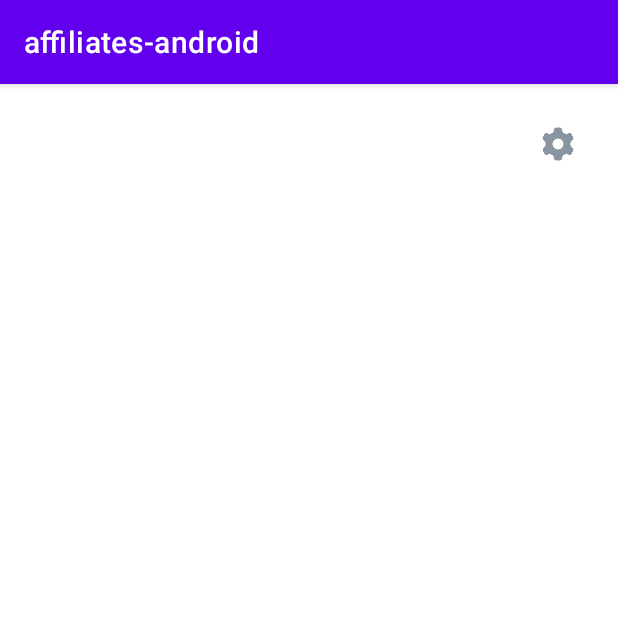
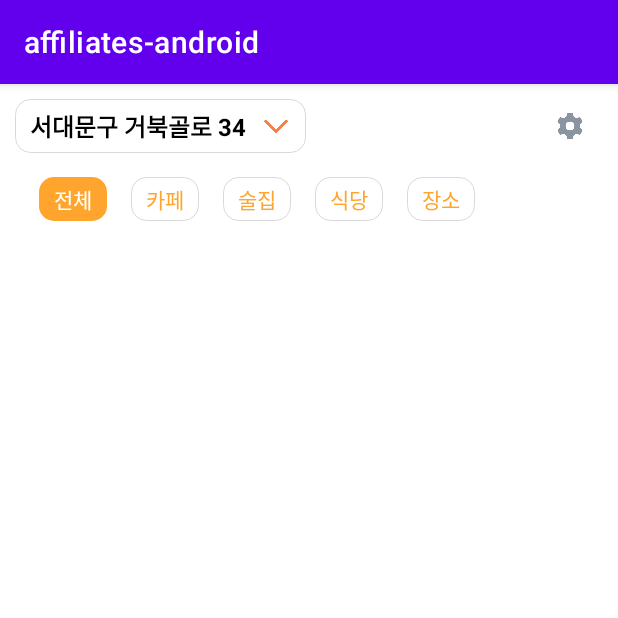
Before and after one commit to MJU-AFFILIATES/affiliates-android, an Android app: the screen it shows after launch (MainActivity), on a phone screen of 412 x 824 dp, the top half of it. Run offline under Robolectric (Android 15) with nearby library versions, the phone set to English and light mode, and no system bars.

Commit message:
[FEAT] Home layout

```diff
--- a/app/src/main/AndroidManifest.xml
+++ b/app/src/main/AndroidManifest.xml
@@ -26,6 +26,9 @@
             </intent-filter>
         </activity>
 
+        <activity android:name=".ui.view.SettingActivity">
+        </activity>
+
         <meta-data android:name="com.kakao.sdk.AppKey"
             android:value="23ee430e9025e21c4431ff7b8ca0248f"/>
 
--- a/app/src/main/java/com/example/affiliates_android/ui/view/HomeFragment.kt
+++ b/app/src/main/java/com/example/affiliates_android/ui/view/HomeFragment.kt
@@ -11,7 +11,7 @@ import android.view.ViewGroup
 import androidx.lifecycle.ViewModelProvider
 import com.example.affiliates_android.data.repository.UserRepositoryImpl
 import com.example.affiliates_android.databinding.ActivityMainBinding
-import com.example.affiliates_android.databinding.FragmentHomeBinding
+//import com.example.affiliates_android.databinding.FragmentHomeBinding
 import com.example.affiliates_android.ui.viewmodel.UserViewModel
 import com.example.affiliates_android.ui.viewmodel.UserViewModelProviderFactory
 import com.google.android.gms.maps.model.LatLng
@@ -27,34 +27,34 @@ import java.util.*
 
 
 class HomeFragment : Fragment() {
-    private var _binding: FragmentHomeBinding? = null
-    val binding get() = _binding!!
-
-    // viewModel 초기화
-    lateinit var userViewModel: UserViewModel
-
-    override fun onCreateView(
-        inflater: LayoutInflater,
-        container: ViewGroup?,
-        savedInstanceState: Bundle?,
-    ): View? {
-        _binding = FragmentHomeBinding.inflate(inflater, container, false)
-
-        // viewModel 사용
-        val userRepository = UserRepositoryImpl()
-        val factory = UserViewModelProviderFactory(userRepository)
-        userViewModel = ViewModelProvider(this, factory)[UserViewModel::class.java]
-
-//        val mapView = MapView(context)
-//        binding.mapView.addView(mapView)
-
-        return binding.root
-    }
-
-
-    override fun onDestroyView() {
-        _binding = null
-        super.onDestroyView()
-    }
+//    private var _binding: FragmentHomeBinding? = null
+//    val binding get() = _binding!!
+//
+//    // viewModel 초기화
+//    lateinit var userViewModel: UserViewModel
+//
+//    override fun onCreateView(
+//        inflater: LayoutInflater,
+//        container: ViewGroup?,
+//        savedInstanceState: Bundle?,
+//    ): View? {
+////        _binding = FragmentHomeBinding.inflate(inflater, container, false)
+//
+//        // viewModel 사용
+//        val userRepository = UserRepositoryImpl()
+//        val factory = UserViewModelProviderFactory(userRepository)
+//        userViewModel = ViewModelProvider(this, factory)[UserViewModel::class.java]
+//
+////        val mapView = MapView(context)
+////        binding.mapView.addView(mapView)
+//
+//        return binding.root
+//    }
+//
+//
+//    override fun onDestroyView() {
+//        _binding = null
+//        super.onDestroyView()
+//    }
 
 }
--- a/app/src/main/java/com/example/affiliates_android/ui/view/MainActivity.kt
+++ b/app/src/main/java/com/example/affiliates_android/ui/view/MainActivity.kt
@@ -2,8 +2,12 @@ package com.example.affiliates_android.ui.view
 
 import androidx.appcompat.app.AppCompatActivity
 import android.os.Bundle
+import androidx.lifecycle.ViewModelProvider
 import com.example.affiliates_android.R
+import com.example.affiliates_android.data.repository.UserRepositoryImpl
 import com.example.affiliates_android.databinding.ActivityMainBinding
+import com.example.affiliates_android.ui.viewmodel.UserViewModel
+import com.example.affiliates_android.ui.viewmodel.UserViewModelProviderFactory
 
 class MainActivity : AppCompatActivity() {
     private val binding: ActivityMainBinding by lazy {
@@ -14,19 +18,15 @@ class MainActivity : AppCompatActivity() {
         super.onCreate(savedInstanceState)
         setContentView(binding.root)
 
-        setHomeView()
+        // viewModel 사용
+        val userRepository = UserRepositoryImpl()
+        val factory = UserViewModelProviderFactory(userRepository)
+//        userViewModel = ViewModelProvider(this, factory)[UserViewModel::class.java]
 
-        binding.settingBtn.setOnClickListener {
-            supportFragmentManager.beginTransaction()
-                .replace(R.id.frame_layout, SettingFragment())
-                .commit()
-        }
-    }
+//        val mapView = MapView(context)
+//        binding.mapView.addView(mapView)
 
-    private fun setHomeView() {
-        supportFragmentManager.beginTransaction()
-            .replace(R.id.frame_layout, HomeFragment())
-            .commit()
+
     }
 
 
--- /dev/null
+++ b/app/src/main/java/com/example/affiliates_android/ui/view/SettingActivity.kt
@@ -0,0 +1,16 @@
+package com.example.affiliates_android.ui.view
+
+import android.os.Bundle
+import androidx.appcompat.app.AppCompatActivity
+import com.example.affiliates_android.databinding.ActivitySettingBinding
+
+class SettingActivity: AppCompatActivity() {
+    private val binding: ActivitySettingBinding by lazy {
+        ActivitySettingBinding.inflate(layoutInflater)
+    }
+
+    override fun onCreate(savedInstanceState: Bundle?) {
+        super.onCreate(savedInstanceState)
+        setContentView(binding.root)
+    }
+}
--- a/app/src/main/java/com/example/affiliates_android/ui/view/SettingFragment.kt
+++ /dev/null
@@ -1,32 +0,0 @@
-package com.example.affiliates_android.ui.view
-
-import android.os.Bundle
-import androidx.fragment.app.Fragment
-import android.view.LayoutInflater
-import android.view.View
-import android.view.ViewGroup
-import com.example.affiliates_android.databinding.FragmentSettingBinding
-
-class SettingFragment : Fragment() {
-    private var _binding: FragmentSettingBinding? = null
-    val binding get() = _binding!!
-
-    override fun onCreateView(
-        inflater: LayoutInflater,
-        container: ViewGroup?,
-        savedInstanceState: Bundle?
-    ): View? {
-        _binding = FragmentSettingBinding.inflate(inflater, container, false)
-
-        binding.settingBackIv.setOnClickListener {
-            // navigation으로 구현하기
-        }
-
-        return binding.root
-    }
-
-    override fun onDestroyView() {
-        _binding = null
-        super.onDestroyView()
-    }
-}
--- /dev/null
+++ b/app/src/main/res/drawable/border_10dp_orange_active.xml
@@ -0,0 +1,8 @@
+<?xml version="1.0" encoding="utf-8"?>
+<shape
+    xmlns:android="http://schemas.android.com/apk/res/android"
+    android:shape="rectangle">
+    <solid android:color="@color/orange"/>
+    <corners
+        android:radius="10dp"/>
+</shape>
--- /dev/null
+++ b/app/src/main/res/drawable/border_10dp_stroke.xml
@@ -0,0 +1,10 @@
+<?xml version="1.0" encoding="utf-8"?>
+<shape
+    xmlns:android="http://schemas.android.com/apk/res/android"
+    android:shape="rectangle">
+    <solid android:color="@color/white"/>
+    <stroke android:color="@color/light_gray"
+        android:width="1px"/>
+    <corners
+        android:radius="10dp"/>
+</shape>
--- a/app/src/main/res/layout/activity_main.xml
+++ b/app/src/main/res/layout/activity_main.xml
@@ -7,24 +7,156 @@
     android:layout_height="match_parent"
     tools:context=".ui.view.MainActivity">
 
-    <ImageView
-        android:id="@+id/setting_btn"
-        android:layout_width="40dp"
-        android:layout_height="40dp"
-        android:src="@drawable/setting"
-        android:layout_marginEnd="20dp"
-        android:layout_marginTop="20dp"
+    <RelativeLayout
+        android:id = "@+id/map_view"
+        android:layout_width="match_parent"
+        android:layout_height="match_parent"
         app:layout_constraintTop_toTopOf="parent"
-        app:layout_constraintEnd_toEndOf="parent"/>
+        app:layout_constraintStart_toStartOf="parent"
+        app:layout_constraintEnd_toEndOf="parent"
+        app:layout_constraintBottom_toBottomOf="parent">
 
-    <FrameLayout
-        android:id = "@+id/frame_layout"
-        android:layout_width="0dp"
-        android:layout_height="0dp"
-        app:layout_constraintBottom_toBottomOf="parent"
+<!--        지도-->
+
+
+    </RelativeLayout>
+
+    <androidx.constraintlayout.widget.ConstraintLayout
+        android:layout_width="match_parent"
+        android:layout_height="wrap_content"
+        app:layout_constraintTop_toTopOf="parent"
+        app:layout_constraintStart_toStartOf="parent"
         app:layout_constraintEnd_toEndOf="parent"
-        app:layout_constraintStart_toStartOf="parent"
-        app:layout_constraintTop_toTopOf="parent"/>
+        android:background="@color/white">
+
+
+        <LinearLayout
+            android:id="@+id/loc_layout"
+            android:layout_width="wrap_content"
+            android:layout_height="wrap_content"
+            android:orientation="horizontal"
+            android:background="@drawable/border_10dp_stroke"
+            android:layout_marginTop="10dp"
+            android:layout_marginStart="10dp"
+            app:layout_constraintTop_toTopOf="parent"
+            app:layout_constraintStart_toStartOf="parent">
+
+            <TextView
+                android:id="@+id/loc_tv"
+                android:layout_width="wrap_content"
+                android:layout_height="wrap_content"
+                android:text="@string/main_loc"
+                android:textSize="16sp"
+                android:textStyle="bold"
+                android:textColor="@color/black"
+                android:layout_marginStart="10dp"
+                android:paddingTop="6dp"
+                android:paddingBottom="6dp"/>
+
+            <ImageView
+                android:id="@+id/loc_forward_iv"
+                android:layout_width="20dp"
+                android:layout_height="match_parent"
+                android:src="@drawable/arrow_forward"
+                android:layout_marginStart="10dp"
+                android:layout_marginEnd="10dp"/>
+
+
+        </LinearLayout>
+
+        <ImageView
+            android:id="@+id/setting_iv"
+            android:layout_width="32dp"
+            android:layout_height="32dp"
+            android:src="@drawable/setting"
+            android:layout_marginEnd="16dp"
+            app:layout_constraintTop_toTopOf="@id/loc_layout"
+            app:layout_constraintBottom_toBottomOf="@id/loc_layout"
+            app:layout_constraintEnd_toEndOf="parent"/>
+
+        <LinearLayout
+            android:id="@+id/filter_layout"
+            android:layout_width="wrap_content"
+            android:layout_height="wrap_content"
+            android:orientation="horizontal"
+            android:layout_marginStart="26dp"
+            android:layout_marginTop="16dp"
+            android:paddingBottom="14dp"
+            app:layout_constraintTop_toBottomOf="@id/loc_layout"
+            app:layout_constraintStart_toStartOf="parent">
+
+            <TextView
+                android:id="@+id/filter_all"
+                android:layout_width="wrap_content"
+                android:layout_height="wrap_content"
+                android:text="@string/main_all"
+                android:textSize="14sp"
+                android:textColor="@color/white"
+                android:paddingTop="4dp"
+                android:paddingBottom="4dp"
+                android:paddingStart="10dp"
+                android:paddingEnd="10dp"
+                android:background="@drawable/border_10dp_orange_active"/>
+
+            <TextView
+                android:id="@+id/filter_cafe"
+                android:layout_width="wrap_content"
+                android:layout_height="wrap_content"
+                android:text="@string/main_cafe"
+                android:textSize="14sp"
+                android:textColor="@color/orange"
+                android:layout_marginStart="16dp"
+                android:paddingTop="4dp"
+                android:paddingBottom="4dp"
+                android:paddingStart="10dp"
+                android:paddingEnd="10dp"
+                android:background="@drawable/border_10dp_stroke"/>
+
+            <TextView
+                android:id="@+id/filter_bar"
+                android:layout_width="wrap_content"
+                android:layout_height="wrap_content"
+                android:text="@string/main_bar"
+                android:textSize="14sp"
+                android:textColor="@color/orange"
+                android:layout_marginStart="16dp"
+                android:paddingTop="4dp"
+                android:paddingBottom="4dp"
+                android:paddingStart="10dp"
+                android:paddingEnd="10dp"
+                android:background="@drawable/border_10dp_stroke"/>
+
+            <TextView
+                android:id="@+id/filter_restaurant"
+                android:layout_width="wrap_content"
+                android:layout_height="wrap_content"
+                android:text="@string/main_restaurant"
+                android:textSize="14sp"
+                android:textColor="@color/orange"
+                android:layout_marginStart="16dp"
+                android:paddingTop="4dp"
+                android:paddingBottom="4dp"
+                android:paddingStart="10dp"
+                android:paddingEnd="10dp"
+                android:background="@drawable/border_10dp_stroke"/>
+
+            <TextView
+                android:id="@+id/filter_activity"
+                android:layout_width="wrap_content"
+                android:layout_height="wrap_content"
+                android:text="@string/main_activity"
+                android:textSize="14sp"
+                android:textColor="@color/orange"
+                android:layout_marginStart="16dp"
+                android:paddingTop="4dp"
+                android:paddingBottom="4dp"
+                android:paddingStart="10dp"
+                android:paddingEnd="10dp"
+                android:background="@drawable/border_10dp_stroke"/>
+
+        </LinearLayout>
+
+    </androidx.constraintlayout.widget.ConstraintLayout>
 
 
 
--- a/app/src/main/res/layout/fragment_setting.xml
+++ b/app/src/main/res/layout/activity_setting.xml
@@ -4,7 +4,6 @@
     android:layout_width="match_parent"
     android:layout_height="match_parent"
     xmlns:app="http://schemas.android.com/apk/res-auto"
-    tools:context=".ui.view.SettingFragment"
     android:background="@color/background_gray">
 
     <androidx.constraintlayout.widget.ConstraintLayout
--- a/app/src/main/res/layout/fragment_home.xml
+++ /dev/null
@@ -1,25 +0,0 @@
-<?xml version="1.0" encoding="utf-8"?>
-<RelativeLayout xmlns:android="http://schemas.android.com/apk/res/android"
-    xmlns:tools="http://schemas.android.com/tools"
-    android:layout_width="match_parent"
-    android:layout_height="match_parent"
-    xmlns:app="http://schemas.android.com/apk/res-auto"
-    tools:context=".ui.view.HomeFragment">
-
-    <androidx.constraintlayout.widget.ConstraintLayout
-        android:layout_width="match_parent"
-        android:layout_height="match_parent">
-
-
-
-    </androidx.constraintlayout.widget.ConstraintLayout>
-
-<!--    <RelativeLayout-->
-<!--        android:id = "@+id/map_view"-->
-<!--        android:layout_width="match_parent"-->
-<!--        android:layout_height="match_parent" />-->
-
-
-
-
-</RelativeLayout>
--- a/app/src/main/res/values/strings.xml
+++ b/app/src/main/res/values/strings.xml
@@ -18,4 +18,12 @@
     <string name="set_logout">로그아웃</string>
     <string name="set_withdrawal">회원 탈퇴</string>
 
+<!--    main-->
+    <string name="main_loc">서대문구 거북골로 34</string>
+    <string name="main_all">전체</string>
+    <string name="main_cafe">카페</string>
+    <string name="main_bar">술집</string>
+    <string name="main_restaurant">식당</string>
+    <string name="main_activity">장소</string>
+
 </resources>
```
Also changed, not shown: app/src/main/res/drawable/arrow_forward.png (added).
